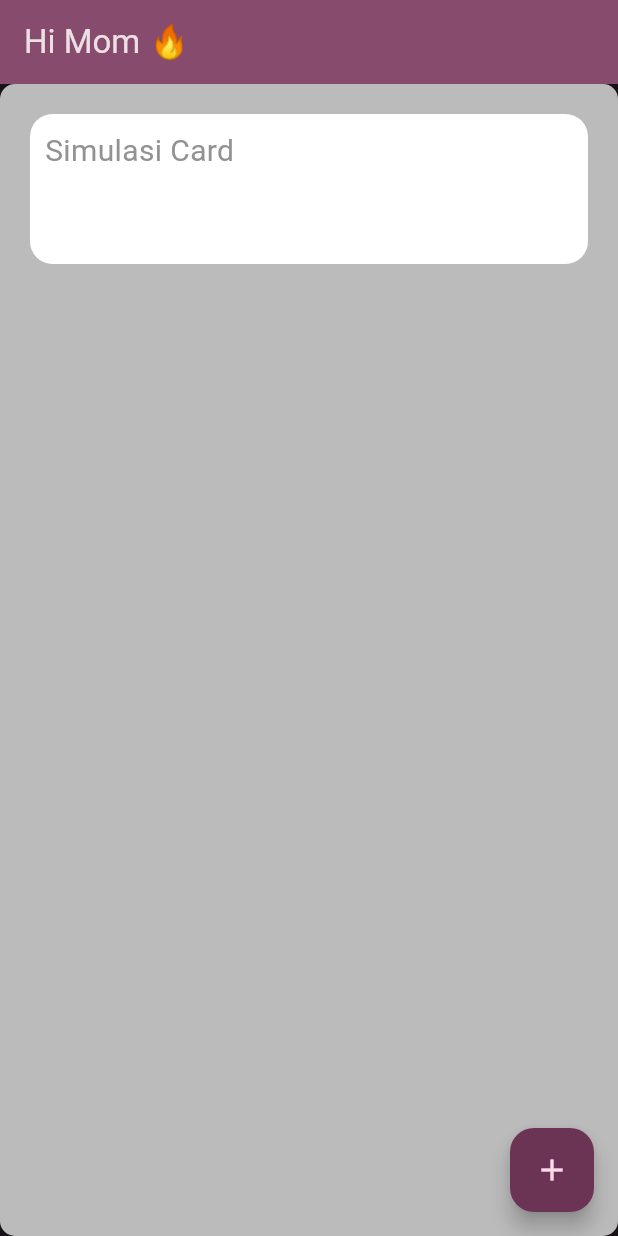
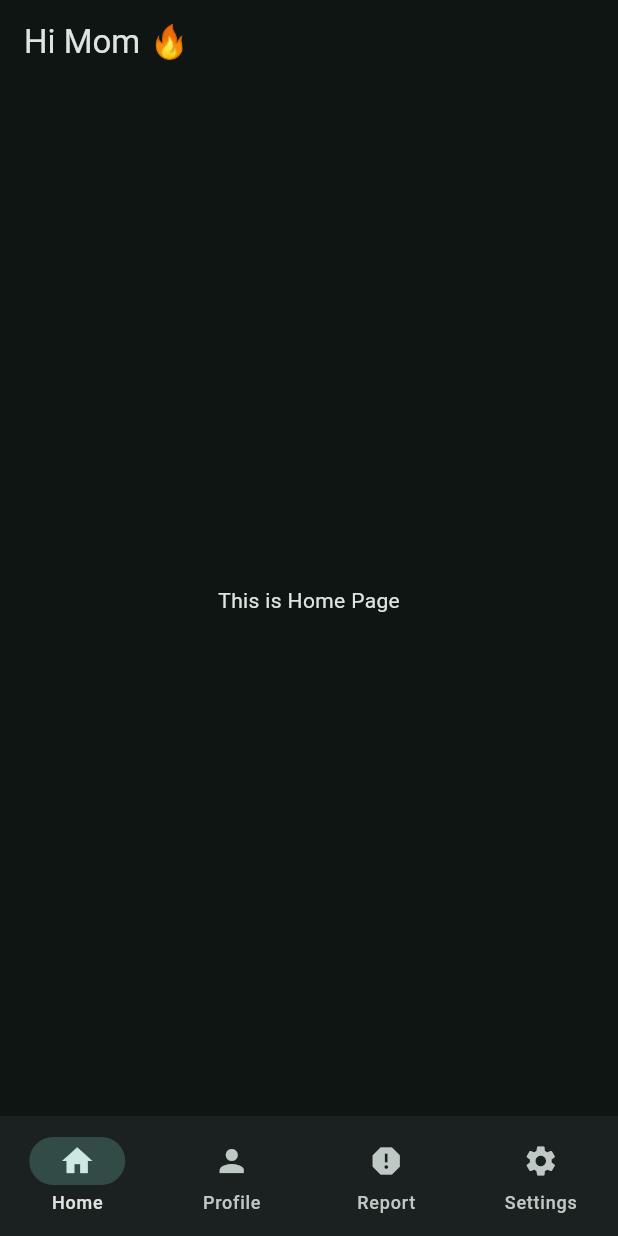
Before and after one commit to weexid/learn_flutter, a Flutter app: the screen it shows after launch, on a phone screen of 412 x 824 dp. Run offline on Flutter 3.47's test engine with Material 3 defaults, Android fonts, the phone set to English and light mode, and no system bars.

Commit message:
learn basic widgets

```diff
--- /dev/null
+++ b/lib/data/notifier.dart
@@ -0,0 +1,3 @@
+import 'package:flutter/material.dart';
+
+ValueNotifier<int> selectedPageNotifier = ValueNotifier(0);
--- a/lib/main.dart
+++ b/lib/main.dart
@@ -1,86 +1,35 @@
 import 'package:flutter/material.dart';
+import 'package:learn_flutter/views/widget_tree.dart';
+import 'package:learn_flutter/widgets/navbar_widget.dart';
 
 void main() {
   runApp(const MyApp());
 }
 
-class MyApp extends StatelessWidget {
+// Material App
+// Scafold
+// App Bar / App title
+// Bottom Navigation for set state
+
+class MyApp extends StatefulWidget {
   const MyApp({super.key});
 
-  // This widget is the root of your application.
+  @override
+  State<MyApp> createState() => _MyAppState();
+}
+
+class _MyAppState extends State<MyApp> {
   @override
   Widget build(BuildContext context) {
     return MaterialApp(
       debugShowCheckedModeBanner: false,
-      title: 'Flutter Demo',
       theme: ThemeData(
         colorScheme: ColorScheme.fromSeed(
-          seedColor: const Color.fromARGB(255, 235, 3, 177),
+          seedColor: Colors.teal,
           brightness: Brightness.dark,
         ),
       ),
-      home: const MyHomePage(title: 'Hi Mom 🔥'),
+      home: WidgetTree(),
     );
   }
 }
-
-class MyHomePage extends StatefulWidget {
-  const MyHomePage({super.key, required this.title});
-  final String title;
-  @override
-  State<MyHomePage> createState() => _MyHomePageState();
-}
-
-class _MyHomePageState extends State<MyHomePage> {
-  int _counter = 0;
-  void _incrementCounter() {
-    setState(() {
-      _counter++;
-    });
-  }
-
-  @override
-  Widget build(BuildContext context) {
-    return Scaffold(
-      appBar: AppBar(
-        backgroundColor: Theme.of(context).colorScheme.inversePrimary,
-        title: Text(widget.title),
-      ),
-      body: Center(
-        child: Container(
-          width: double.infinity,
-          height: double.infinity,
-          decoration: BoxDecoration(
-            color: const Color.fromARGB(255, 187, 187, 187),
-            borderRadius: BorderRadius.circular(10.0),
-          ),
-          child: Align(
-            alignment: Alignment.topCenter,
-            child: Container(
-              height: 100.0,
-              width: double.infinity,
-              decoration: BoxDecoration(
-                color: const Color.fromARGB(255, 255, 255, 255),
-                borderRadius: BorderRadius.circular(15.0),
-              ),
-              padding: EdgeInsets.all(10.0),
-              margin: EdgeInsets.all(20.0),
-              child: Text(
-                "Simulasi Card",
-                style: TextStyle(
-                  color: const Color.fromARGB(255, 146, 146, 146),
-                  fontSize: 20,
-                ),
-              ),
-            ),
-          ),
-        ),
-      ),
-      floatingActionButton: FloatingActionButton(
-        onPressed: _incrementCounter,
-        tooltip: 'Increment',
-        child: const Icon(Icons.add),
-      ), // This trailing comma makes auto-formatting nicer for build methods.
-    );
-  }
-}
--- /dev/null
+++ b/lib/views/pages/home_page.dart
@@ -0,0 +1,10 @@
+import 'package:flutter/material.dart';
+
+class HomePage extends StatelessWidget {
+  const HomePage({super.key});
+
+  @override
+  Widget build(BuildContext context) {
+    return Center(child: Text("This is Home Page"));
+  }
+}
--- /dev/null
+++ b/lib/views/widget_tree.dart
@@ -0,0 +1,27 @@
+import 'package:flutter/material.dart';
+import 'package:learn_flutter/data/notifier.dart';
+import 'package:learn_flutter/views/pages/home_page.dart';
+import 'package:learn_flutter/views/pages/profile_page.dart';
+import 'package:learn_flutter/views/pages/report_page.dart';
+import 'package:learn_flutter/views/pages/setting_page.dart';
+import 'package:learn_flutter/views/widgets/navbar_widget.dart';
+
+List<Widget> pages = [HomePage(), ProfilePage(), ReportPage(), SettingPage()];
+
+class WidgetTree extends StatelessWidget {
+  const WidgetTree({super.key});
+
+  @override
+  Widget build(BuildContext context) {
+    return Scaffold(
+      appBar: AppBar(title: Text("Hi Mom 🔥")),
+      bottomNavigationBar: NavbarWidget(),
+      body: ValueListenableBuilder(
+        valueListenable: selectedPageNotifier,
+        builder: (BuildContext context, dynamic selectedValue, Widget? child) {
+          return pages.elementAt(selectedValue);
+        },
+      ),
+    );
+  }
+}
--- /dev/null
+++ b/lib/views/widgets/navbar_widget.dart
@@ -0,0 +1,30 @@
+import 'package:flutter/material.dart';
+import 'package:learn_flutter/data/notifier.dart';
+
+class NavbarWidget extends StatelessWidget {
+  const NavbarWidget({super.key});
+
+  @override
+  Widget build(BuildContext context) {
+    return ValueListenableBuilder(
+      valueListenable: selectedPageNotifier,
+      builder: (BuildContext context, dynamic selectedValue, Widget? child) {
+        return NavigationBar(
+          destinations: [
+            NavigationDestination(icon: Icon(Icons.home), label: "Home"),
+            NavigationDestination(icon: Icon(Icons.person), label: "Profile"),
+            NavigationDestination(icon: Icon(Icons.report), label: "Report"),
+            NavigationDestination(
+              icon: Icon(Icons.settings),
+              label: "Settings",
+            ),
+          ],
+          onDestinationSelected: (int value) {
+            selectedPageNotifier.value = value;
+          },
+          selectedIndex: selectedValue,
+        );
+      },
+    );
+  }
+}
--- a/pubspec.yaml
+++ b/pubspec.yaml
@@ -58,8 +58,8 @@ flutter:
   uses-material-design: true
 
   # To add assets to your application, add an assets section, like this:
-  # assets:
-  #   - images/a_dot_burr.jpeg
+  assets:
+    - assets/images/
   #   - images/a_dot_ham.jpeg
 
   # An image asset can refer to one or more resolution-specific "variants", see
```
Also changed, not shown: lib/main copy 2.dart (added, +64 -0 lines), lib/main copy.dart (added, +94 -0 lines), lib/views/pages/profile_page.dart (added, +10 -0 lines), lib/views/pages/report_page.dart (added, +10 -0 lines), lib/views/pages/setting_page.dart (added, +10 -0 lines), assets/images/img01.jpg (added), flutter_01.png (deleted).
